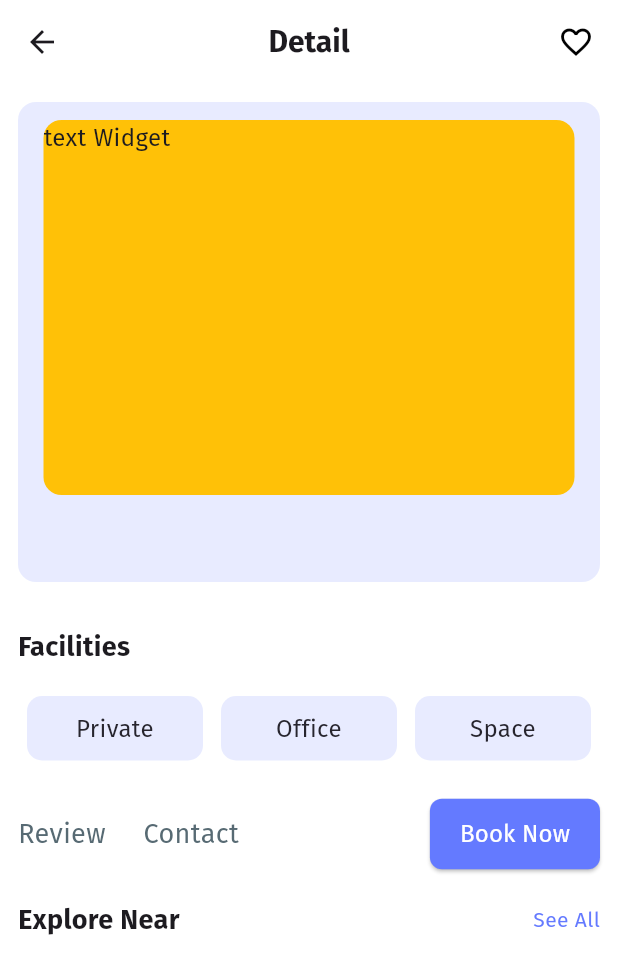
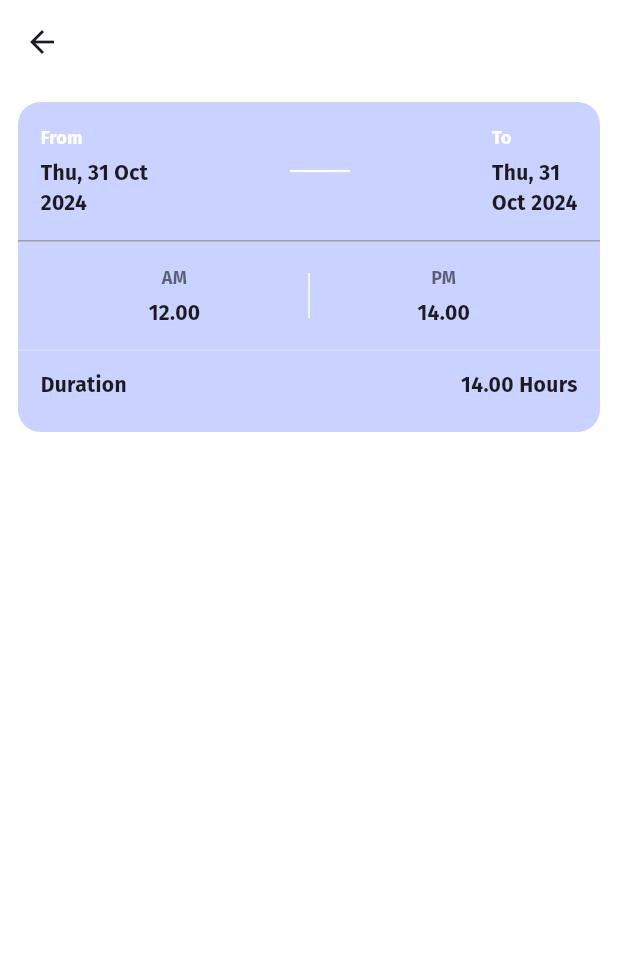
Before and after one commit to Ahmad61-6/spacehub, a Flutter app: the WorkSpaceDetailsScreen screen opened directly, after a tap on "Book Now", on a phone screen of 412 x 824 dp. Shown: the top 974 px of the screen. Run offline on Flutter 3.47's test engine with Material 3 defaults, Android fonts, the phone set to English and light mode, and no system bars; drawn by our look-alikes of carousel_slider; our stand-ins replace firebase_auth, firebase_core, get; accounts and stored records are empty.

Commit message:
in progress design.

```diff
--- /dev/null
+++ b/lib/view/screens/set_date_and_time_screen.dart
@@ -0,0 +1,128 @@
+import 'package:flutter/material.dart';
+
+import '../utility/app_colors.dart';
+
+class SetDateAndTimeScreen extends StatefulWidget {
+  const SetDateAndTimeScreen({super.key});
+
+  @override
+  State<SetDateAndTimeScreen> createState() => _SetDateAndTimeScreenState();
+}
+
+class _SetDateAndTimeScreenState extends State<SetDateAndTimeScreen> {
+  @override
+  Widget build(BuildContext context) {
+    return Scaffold(
+      appBar: AppBar(
+        backgroundColor: AppColors.appBackground,
+      ),
+      body: Padding(
+        padding: const EdgeInsets.all(12.0),
+        child: Column(
+          children: [
+            Container(
+              height: 220,
+              width: double.infinity, // Adjust width as needed
+              // padding: EdgeInsets.all(15),
+              decoration: BoxDecoration(
+                color: AppColors.buttonColor
+                    .withValues(alpha: 0.34), // Light blue background
+                borderRadius: BorderRadius.circular(15),
+              ),
+              child: Column(
+                crossAxisAlignment: CrossAxisAlignment.start,
+                children: [
+                  // From - To Date Section
+                  Padding(
+                    padding: EdgeInsets.all(15),
+                    child: Row(
+                      mainAxisAlignment: MainAxisAlignment.spaceBetween,
+                      children: [
+                        _dateColumn('From', 'Thu, 31 Oct\n2024'),
+                        Container(width: 40, height: 1.5, color: Colors.white),
+                        _dateColumn('To', 'Thu, 31\nOct 2024'),
+                      ],
+                    ),
+                  ),
+
+                  Divider(
+                    height: 1,
+                    thickness: 1.0,
+                    color: Colors.grey,
+                  ),
+                  // Time Section
+                  Padding(
+                    padding: const EdgeInsets.all(15.0),
+                    child: Row(
+                      mainAxisAlignment: MainAxisAlignment.spaceBetween,
+                      children: [
+                        Expanded(child: _timeColumn('AM', '12.00')),
+                        Container(width: 1, height: 30, color: Colors.white),
+                        // Divider
+                        Expanded(child: _timeColumn('PM', '14.00')),
+                      ],
+                    ),
+                  ),
+                  Divider(
+                    height: 1,
+                    thickness: 1.0,
+                    color: Colors.white.withValues(alpha: 0.25),
+                  ),
+                  SizedBox(
+                    height: 12,
+                  ),
+                  // Duration Section
+                  Padding(
+                    padding: const EdgeInsets.only(
+                        bottom: 15.0, left: 15, right: 15),
+                    child: Row(
+                      mainAxisAlignment: MainAxisAlignment.spaceBetween,
+                      children: [
+                        Text('Duration',
+                            style: TextStyle(
+                                fontWeight: FontWeight.bold, fontSize: 14)),
+                        Text('14.00 Hours',
+                            style: TextStyle(
+                                fontWeight: FontWeight.bold, fontSize: 14)),
+                      ],
+                    ),
+                  ),
+                ],
+              ),
+            ),
+          ],
+        ),
+      ),
+    );
+  }
+
+  Widget _dateColumn(String label, String date) {
+    return Column(
+      crossAxisAlignment: CrossAxisAlignment.start,
+      children: [
+        Text(label,
+            style: TextStyle(
+                fontSize: 12,
+                fontWeight: FontWeight.bold,
+                color: AppColors.appBackground)),
+        SizedBox(height: 5),
+        Text(date, style: TextStyle(fontSize: 14, fontWeight: FontWeight.bold)),
+      ],
+    );
+  }
+
+  // Helper Widget for Time Column
+  Widget _timeColumn(String label, String time) {
+    return Column(
+      children: [
+        Text(label,
+            style: TextStyle(
+                fontSize: 12,
+                fontWeight: FontWeight.bold,
+                color: Colors.black54)),
+        SizedBox(height: 5),
+        Text(time, style: TextStyle(fontSize: 14, fontWeight: FontWeight.bold)),
+      ],
+    );
+  }
+}
--- a/lib/view/screens/work_space_details_screen.dart
+++ b/lib/view/screens/work_space_details_screen.dart
@@ -1,8 +1,11 @@
 import 'package:carousel_slider/carousel_slider.dart';
 import 'package:flutter/material.dart';
+import 'package:get/get.dart';
+import 'package:spacehub/view/screens/set_date_and_time_screen.dart';
 import 'package:spacehub/view/utility/app_colors.dart';
 
 import '../utility/assets_path.dart';
+import '../widgets/place_card.dart';
 
 class WorkSpaceDetailsScreen extends StatefulWidget {
   const WorkSpaceDetailsScreen({super.key});
@@ -12,6 +15,19 @@ class WorkSpaceDetailsScreen extends StatefulWidget {
 }
 
 class _WorkSpaceDetailsScreenState extends State<WorkSpaceDetailsScreen> {
+  List imageList = [
+    {'id': 1, 'image_path': AssetsPath.workSpace},
+    {'id': 2, 'image_path': AssetsPath.workSpace},
+    {'id': 3, 'image_path': AssetsPath.workSpace}
+  ];
+
+  final ValueNotifier<int> _currentIndex = ValueNotifier(0);
+
+  @override
+  void initState() {
+    super.initState();
+  }
+
   @override
   Widget build(BuildContext context) {
     return Scaffold(
@@ -38,7 +54,7 @@ class _WorkSpaceDetailsScreenState extends State<WorkSpaceDetailsScreen> {
           crossAxisAlignment: CrossAxisAlignment.start,
           children: [
             Container(
-              padding: EdgeInsets.all(12),
+              padding: EdgeInsets.all(8),
               height: 320,
               decoration: BoxDecoration(
                 borderRadius: BorderRadius.circular(12),
@@ -50,29 +66,110 @@ class _WorkSpaceDetailsScreenState extends State<WorkSpaceDetailsScreen> {
                     children: [
                       CarouselSlider(
                         options: CarouselOptions(
-                          height: 250.0,
-                          enableInfiniteScroll: true,
-                          viewportFraction: 1,
-                        ),
-                        items: [Image.asset(AssetsPath.workSpace)].map((i) {
+                            height: 220.0,
+                            enableInfiniteScroll: true,
+                            viewportFraction: 1,
+                            onPageChanged: (index, reason) {
+                              _currentIndex.value = index;
+                            }),
+                        items: imageList.map((item) {
                           return Builder(
                             builder: (BuildContext context) {
                               return Container(
-                                  width: MediaQuery.of(context).size.width,
-                                  margin: EdgeInsets.symmetric(horizontal: 5.0),
-                                  decoration: BoxDecoration(
-                                      color: Colors.amber,
-                                      borderRadius: BorderRadius.circular(12)),
-                                  child: Text(
-                                    'text $i',
-                                    style: TextStyle(fontSize: 16.0),
-                                  ));
+                                width: MediaQuery.of(context).size.width,
+                                margin: EdgeInsets.symmetric(horizontal: 5.0),
+                                decoration: BoxDecoration(
+                                  borderRadius: BorderRadius.circular(12),
+                                ),
+                                child: ClipRRect(
+                                    borderRadius: BorderRadius.circular(12),
+                                    child: Image.asset(item['image_path'])),
+                              );
                             },
                           );
                         }).toList(),
+                      ),
+                      Positioned(
+                        bottom: 10,
+                        right: 0,
+                        left: 0,
+                        child: ValueListenableBuilder(
+                            valueListenable: _currentIndex,
+                            builder: (context, index, _) {
+                              return Row(
+                                mainAxisAlignment: MainAxisAlignment.center,
+                                children:
+                                    List.generate(imageList.length, (index) {
+                                  bool isActive = index == _currentIndex.value;
+                                  return AnimatedContainer(
+                                    height: 10,
+                                    width: isActive ? 55 : 10,
+                                    margin: EdgeInsets.symmetric(
+                                        horizontal: isActive ? 6 : 3),
+                                    decoration: BoxDecoration(
+                                      borderRadius: BorderRadius.circular(40),
+                                      color: isActive
+                                          ? AppColors.buttonColor
+                                          : Colors.white,
+                                    ),
+                                    duration: Duration(milliseconds: 300),
+                                  );
+                                }),
+                              );
+                            }),
                       )
                     ],
                   ),
+                  const SizedBox(
+                    height: 10,
+                  ),
+                  Padding(
+                    padding: const EdgeInsets.only(left: 8.0, right: 8),
+                    child: Row(
+                      mainAxisAlignment: MainAxisAlignment.spaceBetween,
+                      children: [
+                        Text(
+                          "Work Hive BD",
+                          style: TextStyle(
+                              fontSize: 18, fontWeight: FontWeight.bold),
+                        ),
+                        Row(
+                          children: [
+                            Icon(
+                              Icons.star,
+                              color: Colors.amber,
+                            ),
+                            Text("(4.5)"),
+                          ],
+                        )
+                      ],
+                    ),
+                  ),
+                  const SizedBox(
+                    height: 12,
+                  ),
+                  Padding(
+                      padding: const EdgeInsets.only(left: 4.0, right: 8.0),
+                      child: Row(
+                        mainAxisAlignment: MainAxisAlignment.spaceBetween,
+                        children: [
+                          Row(
+                            children: [
+                              Icon(Icons.location_on_outlined,
+                                  color: AppColors.iconsCommonColor),
+                              const SizedBox(width: 3),
+                              Text(
+                                "Uttara Sector 7, Dhaka",
+                                style: TextStyle(
+                                    fontSize: 14,
+                                    color: AppColors.iconsCommonColor
+                                        .withValues(alpha: 0.8)),
+                              ),
+                            ],
+                          ),
+                          Text("BDT 799/hour", style: TextStyle(fontSize: 18))
+                        ],
+                      ))
                 ],
               ),
             ),
@@ -133,7 +230,7 @@ class _WorkSpaceDetailsScreenState extends State<WorkSpaceDetailsScreen> {
                 ),
                 ElevatedButton(
                   onPressed: () {
-                    // Add action here
+                    Get.to(() => const SetDateAndTimeScreen());
                   },
                   style: ElevatedButton.styleFrom(
                     backgroundColor:
@@ -164,6 +261,19 @@ class _WorkSpaceDetailsScreenState extends State<WorkSpaceDetailsScreen> {
                 )
               ],
             ),
+            const SizedBox(height: 20),
+            Expanded(
+              child: ListView.builder(
+                  itemCount: 3,
+                  itemBuilder: (context, index) {
+                    return const PlaceCard(
+                      imageUrl: AssetsPath.workSpace,
+                      title: "ANZ Square Dhanmondi",
+                      rating: 4.5,
+                      distance: '2.0',
+                    );
+                  }),
+            )
           ],
         ),
       ),
--- /dev/null
+++ b/lib/view/widgets/place_card.dart
@@ -0,0 +1,77 @@
+import 'package:flutter/material.dart';
+import 'package:spacehub/view/utility/app_colors.dart';
+
+class PlaceCard extends StatelessWidget {
+  final String imageUrl;
+  final String title;
+  final double rating;
+  final String distance;
+
+  const PlaceCard({
+    super.key,
+    required this.imageUrl,
+    required this.title,
+    required this.rating,
+    required this.distance,
+  });
+
+  @override
+  Widget build(BuildContext context) {
+    return Card(
+      color: AppColors.buttonColor.withValues(alpha: 0.1),
+      elevation: 0,
+      shape: RoundedRectangleBorder(
+        borderRadius: BorderRadius.circular(15),
+      ),
+      child: Padding(
+        padding: const EdgeInsets.all(10.0),
+        child: Row(
+          children: [
+            ClipRRect(
+              borderRadius: BorderRadius.circular(10),
+              child: Image.asset(imageUrl,
+                  width: 80, height: 80, fit: BoxFit.cover),
+            ),
+            SizedBox(width: 10),
+            Expanded(
+              child: Column(
+                crossAxisAlignment: CrossAxisAlignment.start,
+                children: [
+                  Text(
+                    title,
+                    style: TextStyle(fontSize: 16, fontWeight: FontWeight.bold),
+                  ),
+                  const SizedBox(height: 5),
+                  Row(
+                    children: [
+                      Icon(Icons.star, size: 16, color: Colors.amber),
+                      SizedBox(width: 5),
+                      Text(
+                        "($rating)",
+                        style: TextStyle(fontSize: 14, color: Colors.grey),
+                      ),
+                    ],
+                  ),
+                  const SizedBox(height: 5),
+                  Row(
+                    children: [
+                      Icon(Icons.location_on_outlined,
+                          size: 16, color: AppColors.iconsCommonColor),
+                      SizedBox(width: 5),
+                      Text(
+                        "$distance Miles",
+                        style: TextStyle(
+                            fontSize: 14, color: AppColors.iconsCommonColor),
+                      ),
+                    ],
+                  ),
+                ],
+              ),
+            ),
+            Icon(Icons.favorite_border, color: AppColors.iconsCommonColor),
+          ],
+        ),
+      ),
+    );
+  }
+}
```
